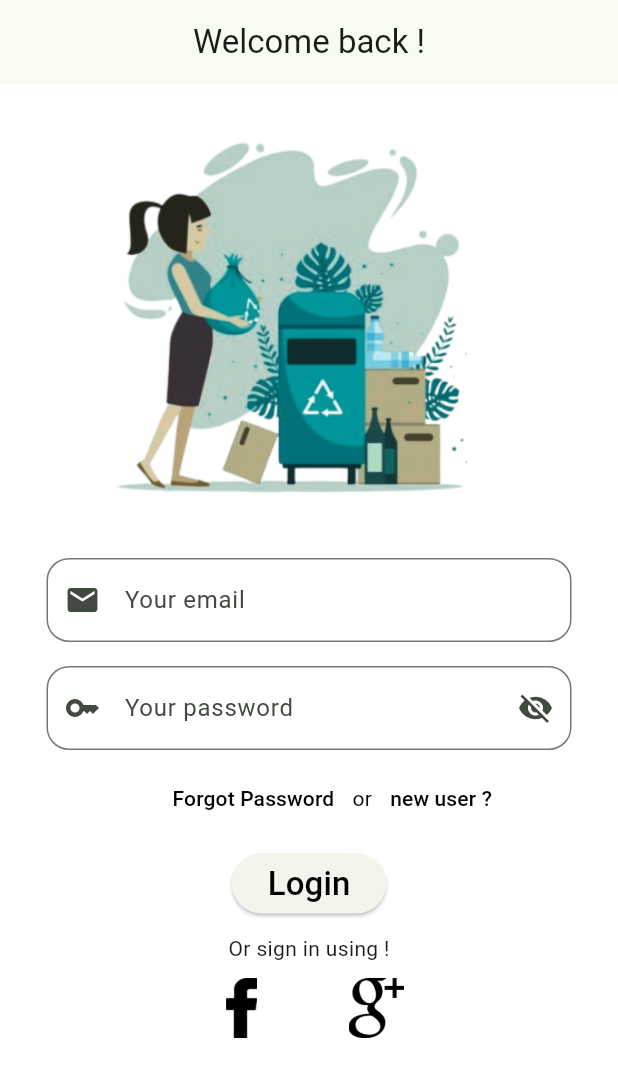
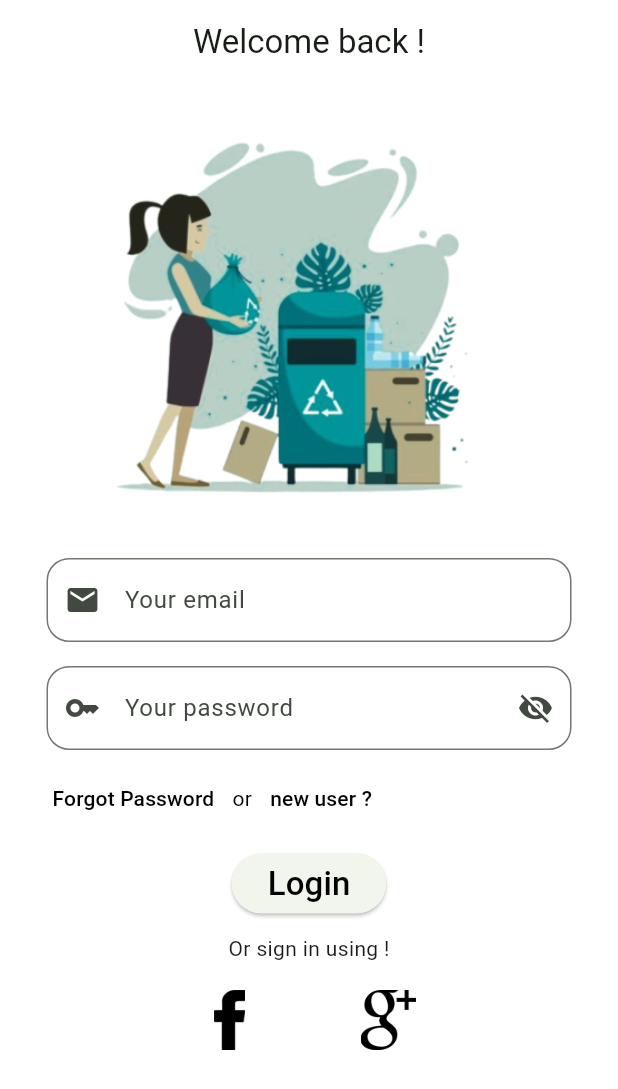
Before and after one commit to Btbach25/fe_garbage_classification_app, a Flutter app: the screen it shows after launch, on a phone screen of 412 x 824 dp. Shown: the top 1089 px of the screen. Run offline on Flutter 3.47's test engine with Material 3 defaults, Android fonts, the phone set to English and light mode, and no system bars; our stand-ins replace form_field_validator.

Commit message:
Fix nhẹ

```diff
--- a/lib/main.dart
+++ b/lib/main.dart
@@ -15,6 +15,7 @@ class MyApp extends StatelessWidget {
   Widget build(BuildContext context) {
     return MaterialApp(
       title: 'Flutter Demo',
+      debugShowCheckedModeBanner: false,
       theme: ThemeData(
         // This is the theme of your application.
         //
--- a/lib/screen/login.dart
+++ b/lib/screen/login.dart
@@ -18,8 +18,10 @@ class _Login_State extends State<Login_> {
     return Scaffold(
         backgroundColor: Colors.white,
          appBar: AppBar(
-           title: Text('Welcome back !'),
-           centerTitle: true,
+          backgroundColor: Color.fromARGB(0, 61, 233, 4) ,
+          title: Text('Welcome back !'),
+          centerTitle: true,
+           //,
          ),
         body: SingleChildScrollView(
 
@@ -118,7 +120,7 @@ class _Login_State extends State<Login_> {
                         Row(
                           children: <Widget>[
                             Padding(
-                                padding: EdgeInsets.fromLTRB(80, 0, 0, 0),
+                                padding: EdgeInsets.fromLTRB(0, 0, 0, 0),
                                 child: TextButton(
                                   child: Text( 'Forgot Password', style: TextStyle(color: Colors.black  ),  ),
                                   onPressed:(){
@@ -152,13 +154,11 @@ class _Login_State extends State<Login_> {
                             child: Center(
                               child: ElevatedButton(
                                 child: Text( 'Login', style: TextStyle(color: Colors.black,  fontSize:22 ,  ),) ,
-
                                 onPressed: (){
                                   if( _formkey.currentState!.validate()){
                                     print('Form submited!');
                                   }
                                 },
-
                               ),
                             ),
                             width: MediaQuery.of(context).size.width,
@@ -179,18 +179,20 @@ class _Login_State extends State<Login_> {
                             Padding(
                               padding: EdgeInsets.fromLTRB(0, 10, 0, 0),
                               child: Row(children: [
-                                Container(
+                                IconButton(
+                                  onPressed:(){},
+                                  icon: Image.asset('assets/images/fb_icon.png',
                                   height: 40,
                                   width: 40,
-                                  child: Image.asset('assets/images/fb_icon.png' , //fit: BoxFit.fill
                                   ),
                                 ),
                                 SizedBox(width: 50.0),
-                                Container(
+                                IconButton(
+                                  onPressed:(){},
+                                  icon: Image.asset('assets/images/gg_icon.png',
                                   height: 40,
                                   width: 40,
-                                  child: Image.asset('assets/images/gg_icon.png' , //fit: BoxFit.fill
-                                  ),
+                                  )
                                 ),
                               ],),
                             ),
```
